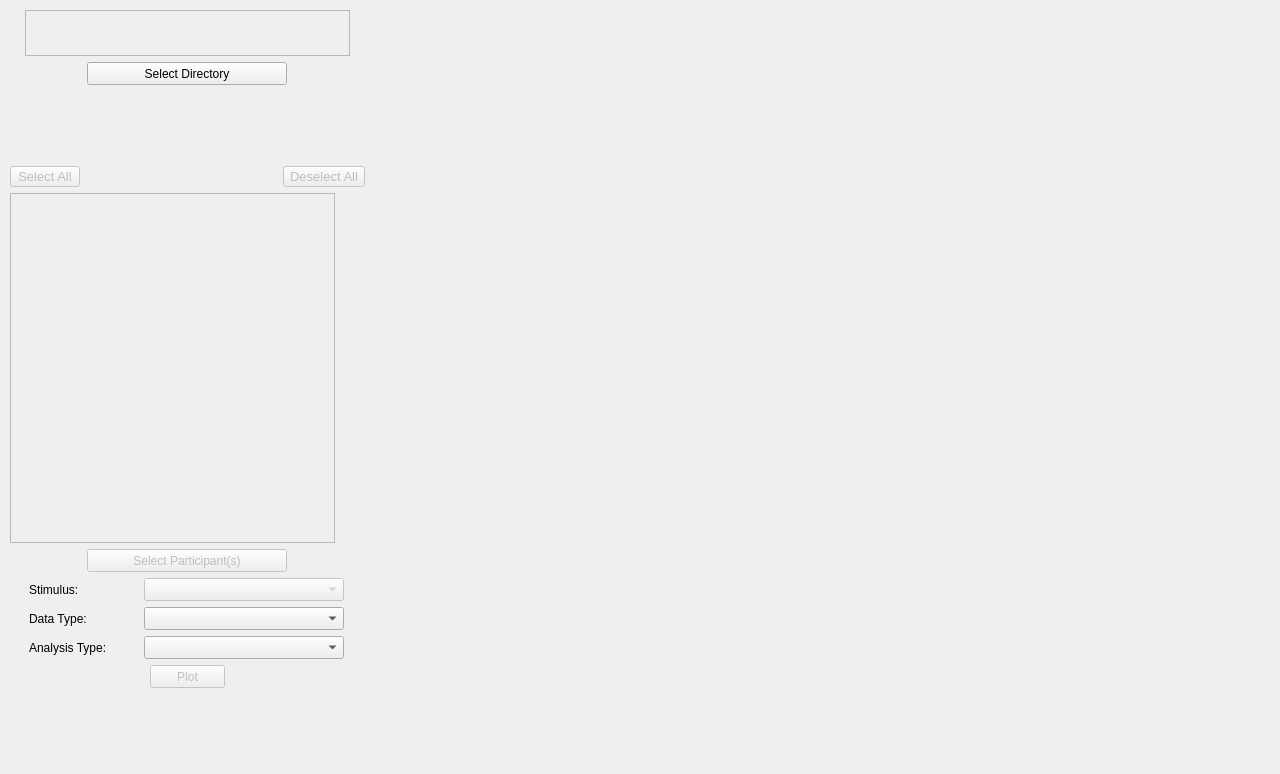
Qt form src/main/app_gui.ui (ks061/eye-tracking-visualizer) before a commit.
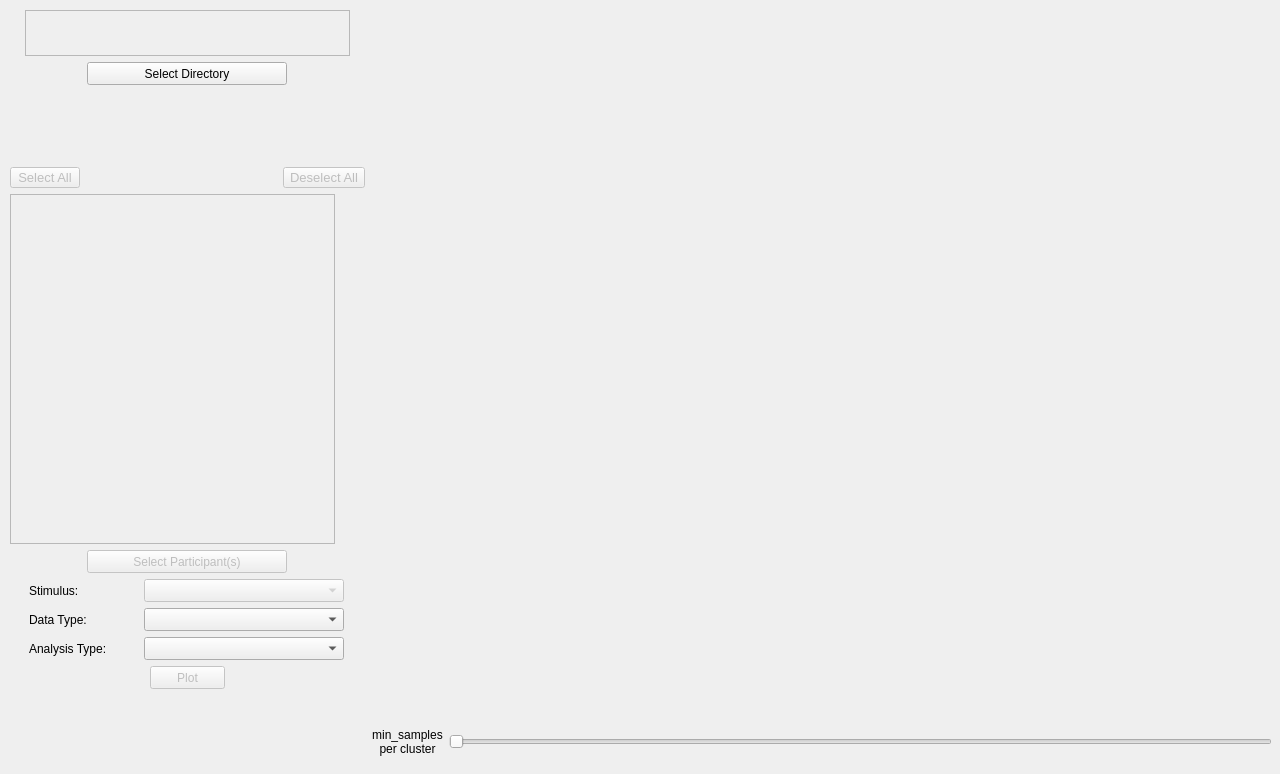
The same form after that commit.

Commit message: added min_samples slider and related label

```diff
--- a/src/main/app_gui.ui
+++ b/src/main/app_gui.ui
@@ -29,7 +29,7 @@
       <x>10</x>
       <y>10</y>
       <width>1262</width>
-      <height>753</height>
+      <height>754</height>
      </rect>
     </property>
     <layout class="QHBoxLayout" name="plotting_row_hbox">
@@ -477,17 +477,41 @@
          <property name="minimumSize">
           <size>
            <width>900</width>
-           <height>0</height>
+           <height>700</height>
           </size>
          </property>
          <property name="maximumSize">
           <size>
            <width>900</width>
-           <height>16777215</height>
+           <height>700</height>
           </size>
          </property>
         </widget>
        </item>
+       <item>
+        <layout class="QHBoxLayout" name="horizontalLayout">
+         <item>
+          <widget class="QLabel" name="min_samples_label">
+           <property name="maximumSize">
+            <size>
+             <width>75</width>
+             <height>16777215</height>
+            </size>
+           </property>
+           <property name="text">
+            <string>&lt;html&gt;&lt;head/&gt;&lt;body&gt;&lt;p align=&quot;center&quot;&gt;min_samples &lt;br/&gt;per cluster&lt;/p&gt;&lt;/body&gt;&lt;/html&gt;</string>
+           </property>
+          </widget>
+         </item>
+         <item>
+          <widget class="QSlider" name="min_samples_slider">
+           <property name="orientation">
+            <enum>Qt::Horizontal</enum>
+           </property>
+          </widget>
+         </item>
+        </layout>
+       </item>
       </layout>
      </item>
     </layout>
```
The commit also changes 6 other files.
